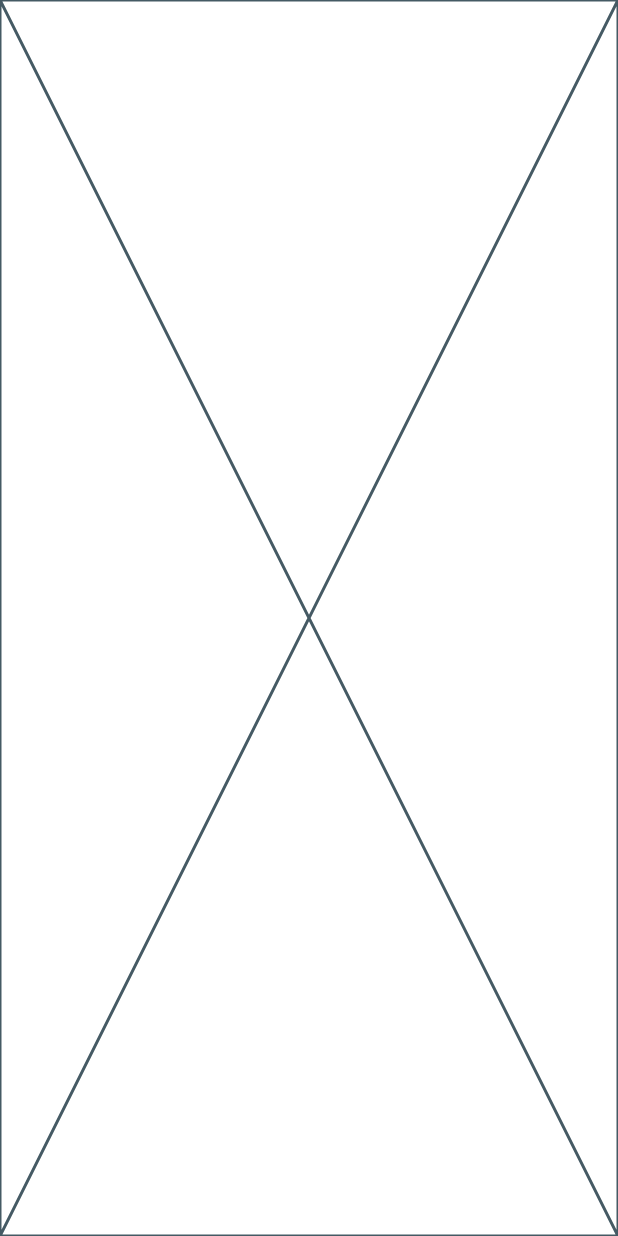
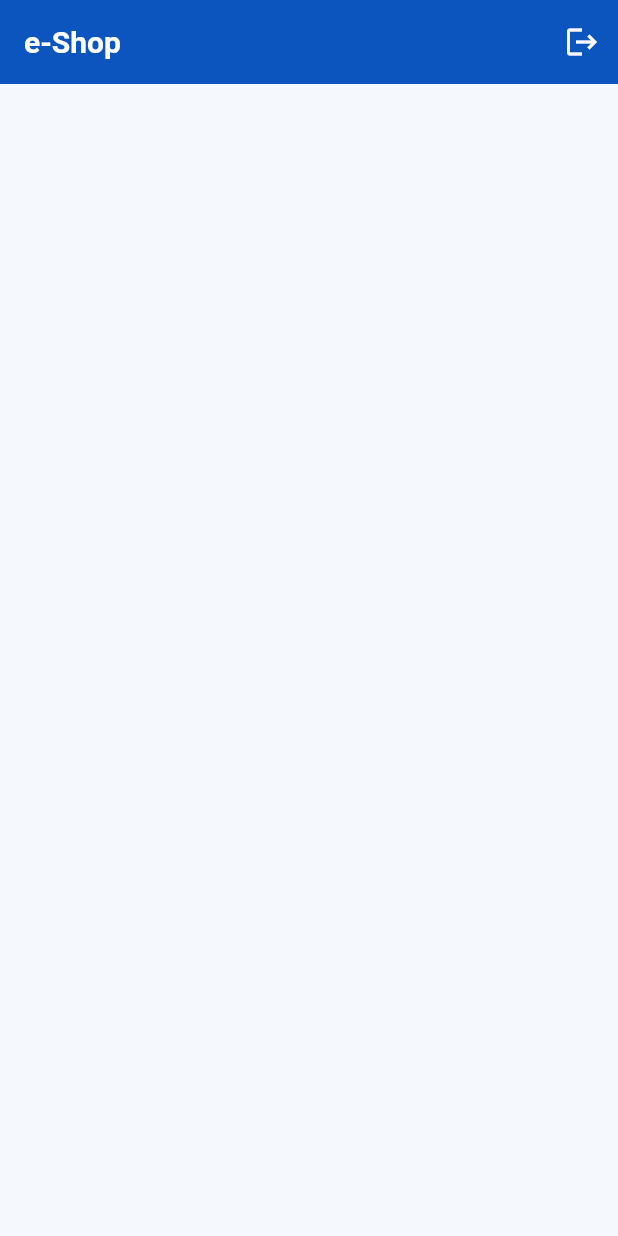
Before and after one commit to Alvish0407/pingolearn.com-assesment-test, a Flutter app: the screen it shows once a user with an empty profile is signed in, on a phone screen of 412 x 824 dp. Run offline on Flutter 3.47's test engine with Material 3 defaults, Android fonts, the phone set to English and light mode, and no system bars; our stand-ins replace cloud_firestore, firebase_auth, firebase_core, flutter_hooks, go_router; accounts and stored records are empty.

```diff
--- a/lib/main.dart
+++ b/lib/main.dart
@@ -1,11 +1,16 @@
 import 'package:firebase_core/firebase_core.dart';
 import 'package:flutter/material.dart';
+import 'package:flutter/services.dart';
 
 import 'firebase_options.dart';
 import 'src/app.dart';
 
 void main() async {
   WidgetsFlutterBinding.ensureInitialized();
+  await SystemChrome.setPreferredOrientations([
+    DeviceOrientation.portraitUp,
+    DeviceOrientation.portraitDown,
+  ]);
   await Firebase.initializeApp(
     options: DefaultFirebaseOptions.currentPlatform,
   );
--- a/lib/src/features/home/presentation/home_screen.dart
+++ b/lib/src/features/home/presentation/home_screen.dart
@@ -1,10 +1,28 @@
+import 'package:firebase_auth/firebase_auth.dart';
 import 'package:flutter/material.dart';
+
+import '../../../utils/app_theme.dart';
 
 class HomeScreen extends StatelessWidget {
   const HomeScreen({super.key});
 
   @override
   Widget build(BuildContext context) {
-    return const Placeholder();
+    return Scaffold(
+      appBar: AppBar(
+        centerTitle: false,
+        title: const Text('e-Shop'),
+        backgroundColor: context.theme.primaryColor,
+        actions: [
+          IconButton(
+            icon: const Icon(Icons.logout),
+            color: context.theme.colorScheme.surface,
+            onPressed: () {
+              FirebaseAuth.instance.signOut();
+            },
+          ),
+        ],
+      ),
+    );
   }
 }
```
Also changed, not shown: lib/src/features/authentication/presentation/signin_screen.dart (+15 -7 lines), lib/src/features/authentication/presentation/signup_screen.dart (+23 -7 lines).
